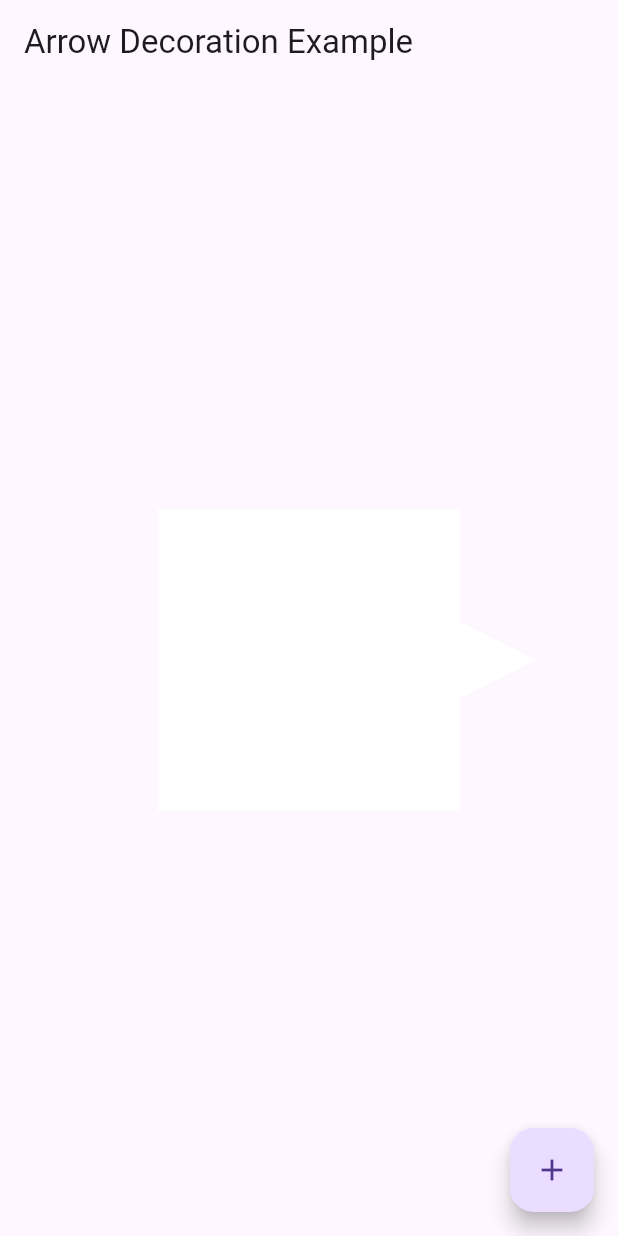
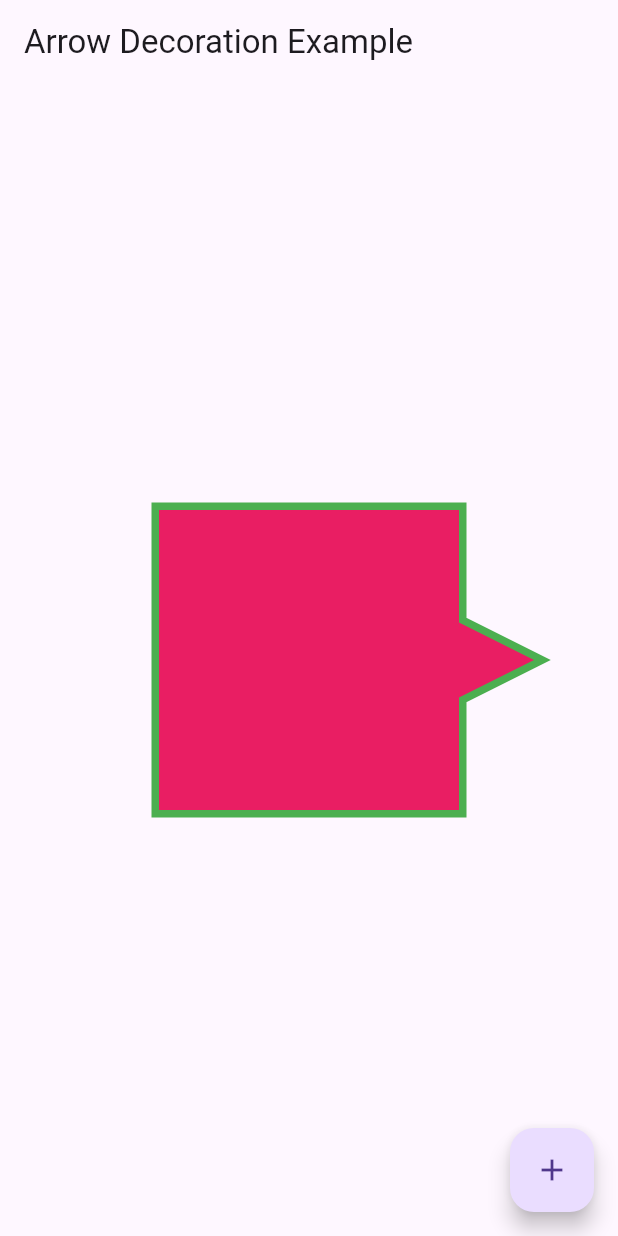
Before and after one commit to Dabbit-Chan/arrow_decoration, a Flutter app: the screen it shows after launch, on a phone screen of 412 x 824 dp. Run offline on Flutter 3.47's test engine with Material 3 defaults, Android fonts, the phone set to English and light mode, and no system bars.

Commit message:
update example

```diff
--- a/example/lib/main.dart
+++ b/example/lib/main.dart
@@ -32,9 +32,9 @@ class MyHomePage extends StatefulWidget {
 }
 
 class _MyHomePageState extends State<MyHomePage> {
-  Color lineColor = Colors.white;
-  Color bgColor = Colors.white;
-  double lineWidth = 1;
+  Color lineColor = Colors.green;
+  Color bgColor = Colors.pink;
+  double lineWidth = 10;
   BorderRadius borderRadius = BorderRadius.zero;
   double extra = 0;
   ArrowPosition arrowPosition = ArrowPosition.right;
@@ -56,7 +56,8 @@ class _MyHomePageState extends State<MyHomePage> {
             borderRadius: borderRadius,
             extra: extra,
             arrowPosition: arrowPosition,
-            arrowSize: arrowSize
+            arrowSize: arrowSize,
+            strokeMiterLimit: 9999,
           ),
           width: 200,
           height: 200,
```
